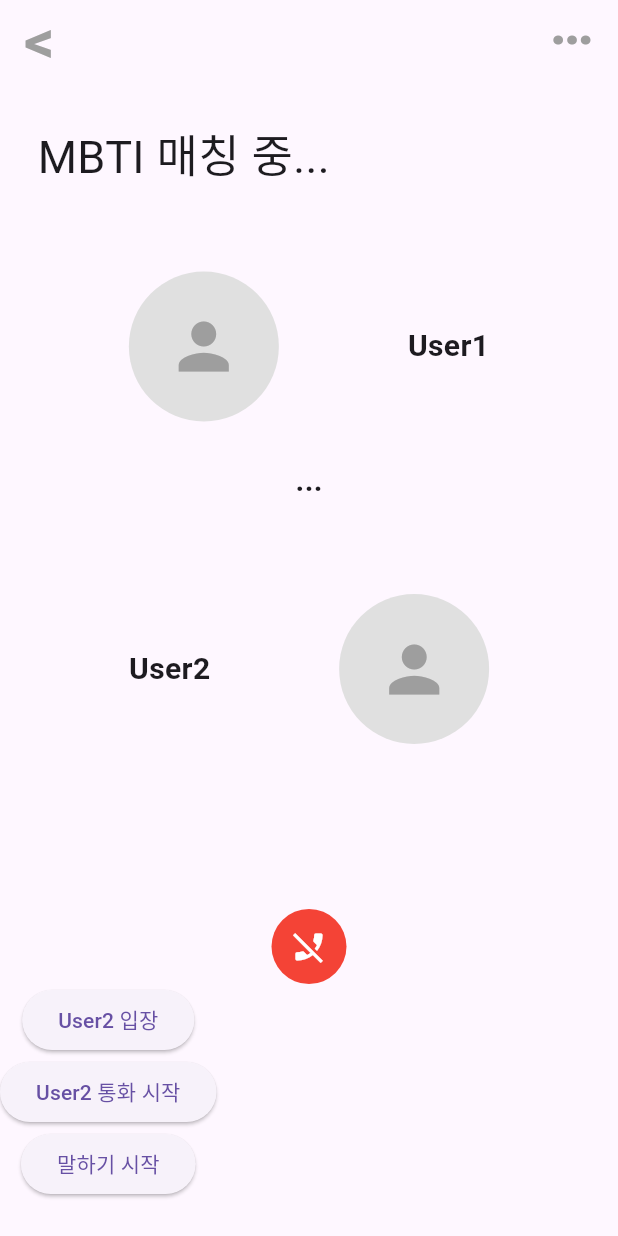
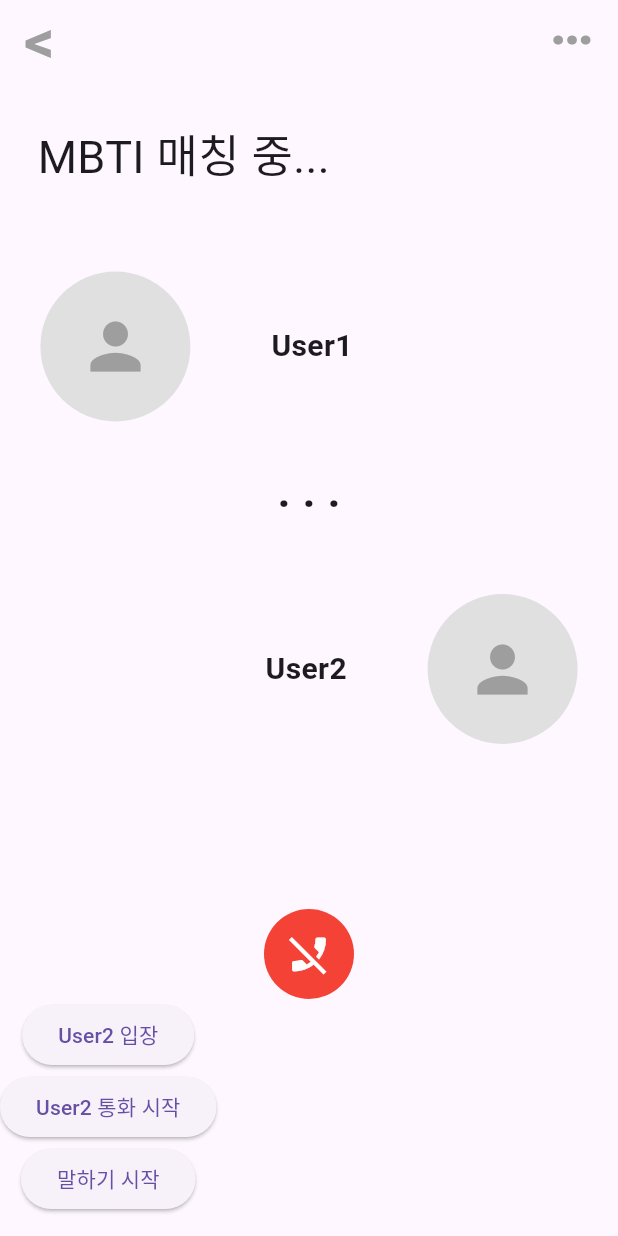
Before and after one commit to devaspirant0510/MBTI-Meeting, a Flutter app: the screen it shows after launch, item 3 of the bottom bar chosen, on a phone screen of 412 x 824 dp. Run offline on Flutter 3.47's test engine with Material 3 defaults, Android fonts, the phone set to English and light mode, and no system bars.

```diff
--- a/mbtimeeting/lib/seung.dart
+++ b/mbtimeeting/lib/seung.dart
@@ -1,4 +1,3 @@
-import 'dart:async';
 import 'package:flutter/material.dart';
 import 'package:mbtimeeting/Home.dart';
 
@@ -104,22 +103,22 @@ class _SeungPageState extends State<SeungPage> {
             // User1의 상태를 표시하는 Row
             Container(
               height: 150,
-              child: Padding(
-                padding: EdgeInsets.only(top: 0),
-                child: Row(
-                  mainAxisAlignment: MainAxisAlignment.spaceEvenly,
-                  children: [
-                    // User1의 아이콘 표시, 음성 상태에 따라 변함
-                    _UserIcon(isSpeaking: isSpeaking), // 음성 인식 상태에 따라 아이콘 변화
-                    const Text(
+              child: Row(
+                mainAxisAlignment: MainAxisAlignment.spaceAround,
+                children: [
+                  _UserIcon(isSpeaking: isSpeaking), // 음성 인식 상태에 따라 아이콘 변화
+                  Padding(
+                      padding: EdgeInsets.only(right:  150.0),
+                    child: const Text(
                       "User1",
                       style: TextStyle(
                         fontWeight: FontWeight.bold,
                         fontSize: 20.0,
                       ),
                     ),
-                  ],
-                ),
+                  ),
+                  // User1의 아이콘 표시, 음성 상태에 따라 변함
+                ],
               ),
             ),
             // User2의 상태를 표시하는 Row
@@ -127,11 +126,11 @@ class _SeungPageState extends State<SeungPage> {
               height: 50,
               alignment: Alignment.center,
               child: Padding(
-                padding: EdgeInsets.only(bottom: 25.0),
-                child: Text("...",
+                padding: EdgeInsets.only(bottom: 15.0),
+                child: Text(". . .",
                   style: TextStyle(
                     fontWeight: FontWeight.bold,
-                    fontSize: 20.0,
+                    fontSize: 30.0,
                   ),
                 ),
               )
@@ -141,11 +140,11 @@ class _SeungPageState extends State<SeungPage> {
               child: Padding(
                 padding: EdgeInsets.only(top: 30.0),
                 child: Row(
-                  mainAxisAlignment: MainAxisAlignment.spaceEvenly,
+                  mainAxisAlignment: MainAxisAlignment.spaceAround,
                   children: [
                     // User2 이름 텍스트
                     const Padding(
-                      padding: EdgeInsets.only(right: 0),
+                      padding: EdgeInsets.only(left: 150.0),
                       child: Text(
                         "User2",
                         style: TextStyle(
@@ -164,7 +163,7 @@ class _SeungPageState extends State<SeungPage> {
             Padding(
               padding: const EdgeInsets.only(top: 100.0), // 원하는 패딩 값을 설정
               child: Container(
-                height: 50.0,
+                height: 60.0,
                 alignment: Alignment.center,
                 decoration: BoxDecoration(
                   color: Colors.red,
@@ -172,6 +171,9 @@ class _SeungPageState extends State<SeungPage> {
                 ),
                 child: IconButton(
                   icon: Icon(Icons.phone_disabled, color: Colors.white),
+                  iconSize: 30.0,
+                  padding: EdgeInsets.all(8),
+                  constraints: BoxConstraints(),
                   onPressed: () {
                     setState(() {
                       isInCall = false; // 통화 중 상태를 false로 변경
--- a/mbtimeeting/pubspec.yaml
+++ b/mbtimeeting/pubspec.yaml
@@ -59,9 +59,9 @@ flutter:
   uses-material-design: true
 
   # To add assets to your application, add an assets section, like this:
-  # assets:
-  #   - images/a_dot_burr.jpeg
-  #   - images/a_dot_ham.jpeg
+  assets:
+    - images/a_dot_burr.jpeg
+    - images/a_dot_ham.jpeg
 
   # An image asset can refer to one or more resolution-specific "variants", see
   # https://flutter.dev/to/resolution-aware-images
```
Also changed, not shown: mbtimeeting/lib/DM.dart (added, +171 -0 lines), mbtimeeting/lib/Home.dart (+7 -0 lines).
